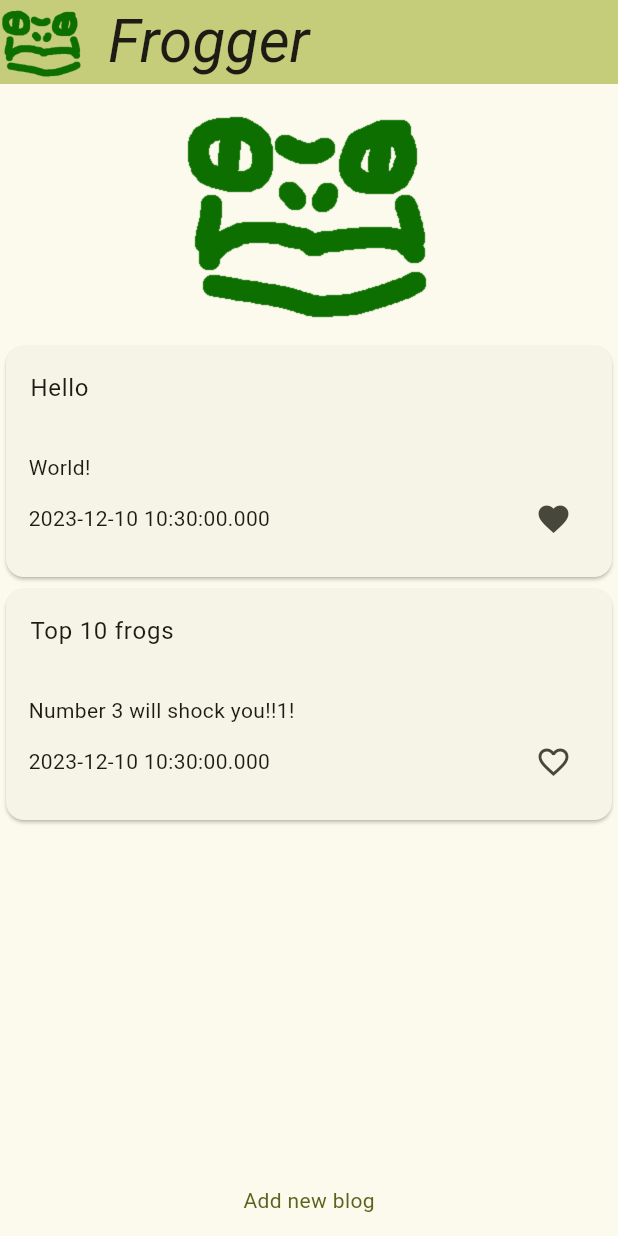
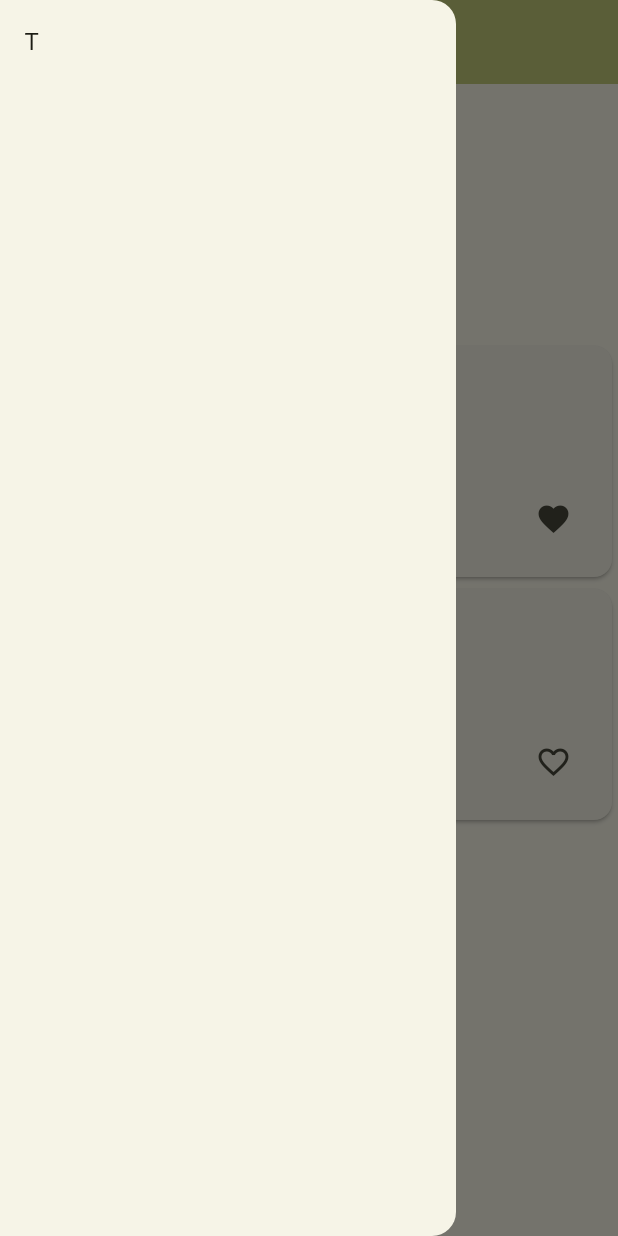
Before and after one commit to stafel/flogger, a Flutter app: the screen it shows after launch, with the side drawer open (before the commit the screen has no drawer), on a phone screen of 412 x 824 dp. Run offline on Flutter 3.47's test engine with Material 3 defaults, Android fonts, the phone set to English and light mode, and no system bars.

```diff
--- a/lib/main.dart
+++ b/lib/main.dart
@@ -84,10 +84,20 @@ class _MyHomePageState extends State<MyHomePage> {
   @override
   Widget build(BuildContext context) {
     return Scaffold(
+        drawer: Drawer(
+          child: ListView(
+            padding: EdgeInsets.zero,
+            children: [ListTile(title: Text("T"),)],
+          ),
+        ),
         appBar: AppBar(
           backgroundColor: Theme.of(context).colorScheme.inversePrimary,
           title: Text(widget.title),
-          leading: Image.asset("images/logo.png"),
+          leading: Builder(builder: (context) => IconButton(
+            icon: Image.asset("images/logo.png"),
+            onPressed: () => Scaffold.of(context).openDrawer(),
+          ),
+          ),
         ),
         body: Center(
           child: Column(
```
